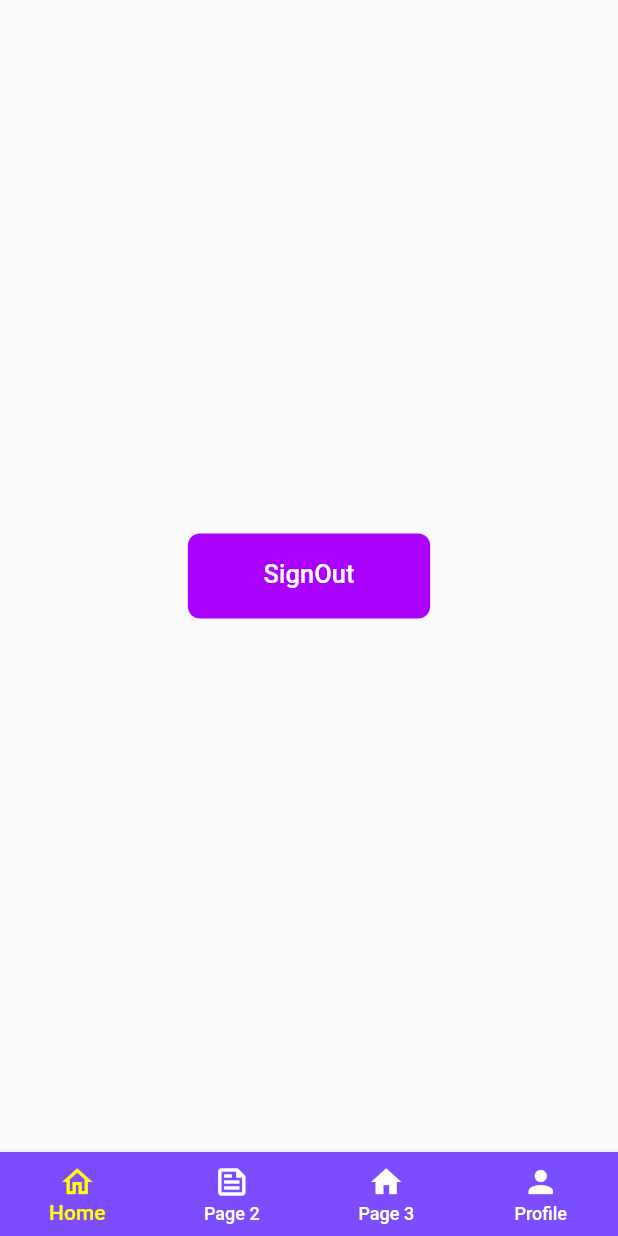
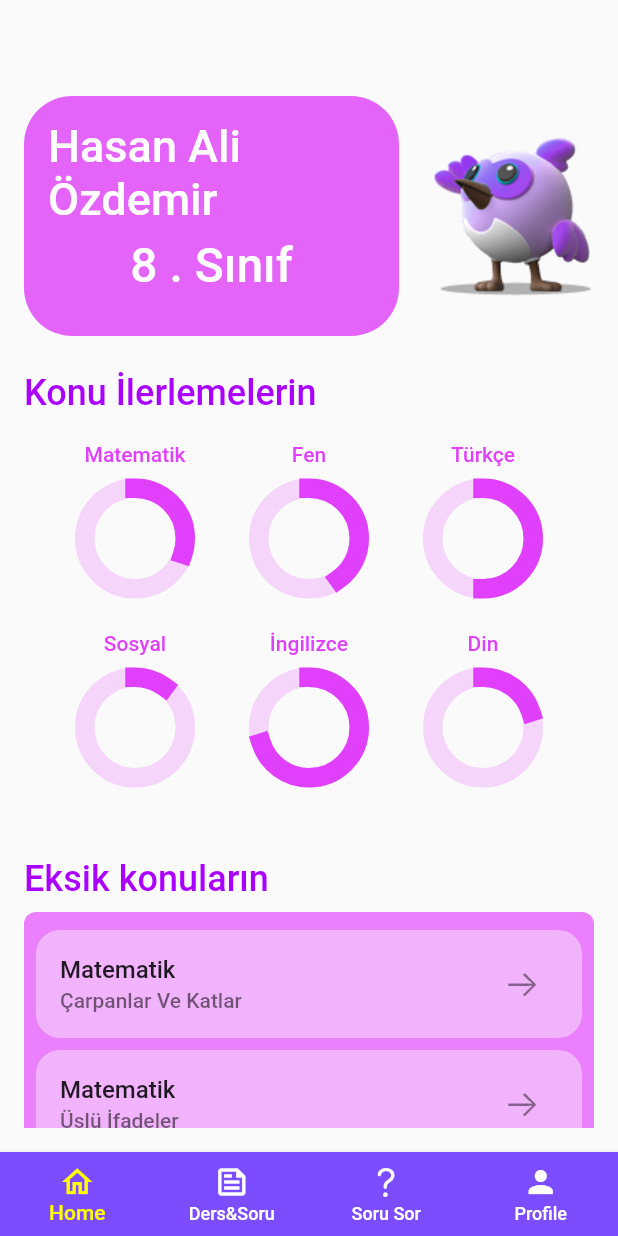
Before and after one commit to hasanaliozdemir/flutterHackhaton, a Flutter app: the ProfilePage screen opened directly, on a phone screen of 412 x 824 dp. Run offline on Flutter 3.47's test engine with Material 2 defaults, Android fonts, the phone set to English and light mode, and no system bars; drawn by our look-alikes of percent_indicator; our stand-ins replace cloud_firestore, email_validator, firebase_auth, firebase_core, get, google_fonts; accounts and stored records are empty; Roboto replaces fonts that are missing (SF Pro Text).

Commit message:
midnight update xd

```diff
--- a/flutter_app/lib/core/components/bottom_bar.dart
+++ b/flutter_app/lib/core/components/bottom_bar.dart
@@ -1,6 +1,9 @@
+import 'package:flutter/cupertino.dart';
 import 'package:flutter/material.dart';
 import 'package:flutter_app/view/homepage/homepage.dart';
+import 'package:flutter_app/view/lessonspage/lessons_page.dart';
 import 'package:flutter_app/view/profile/profile_page.dart';
+import 'package:flutter_app/view/questionsPage/questions_page.dart';
 import 'package:get/route_manager.dart';
 
 class CustomBottomBar extends StatelessWidget {
@@ -22,12 +25,12 @@ class CustomBottomBar extends StatelessWidget {
           icon: Icon(Icons.home_outlined)
         ),
         BottomNavigationBarItem(
-          label: "Page 2",
+          label: "Ders&Soru",
           icon: Icon(Icons.feed_outlined)
         ),
         BottomNavigationBarItem(
-          label: "Page 3",
-          icon: Icon(Icons.home)
+          label: "Soru Sor",
+          icon: Icon(CupertinoIcons.question)
         ),
         BottomNavigationBarItem(
           label: "Profile",
@@ -40,10 +43,10 @@ class CustomBottomBar extends StatelessWidget {
                 Get.off(()=>HomePage(),fullscreenDialog: true);
                 break;
               case 1:
-                Get.to(()=>HomePage(),fullscreenDialog: true);
+                Get.to(()=>LessonAndQuestionPage(),fullscreenDialog: true);
                 break;
               case 2:
-                Get.to(()=>HomePage(),fullscreenDialog: true);
+                Get.to(()=>QuestionsPage(),fullscreenDialog: true);
                 break;
               case 3:
                 Get.to(()=>ProfilePage(),fullscreenDialog: true);
--- a/flutter_app/lib/main.dart
+++ b/flutter_app/lib/main.dart
@@ -31,6 +31,7 @@ class MyApp extends StatelessWidget {
   @override
   Widget build(BuildContext context) {
     return GetMaterialApp(
+      debugShowCheckedModeBanner: false,
       title: 'Flutter Demo',
       theme: ThemeData(
         fontFamily: "Roboto",
--- /dev/null
+++ b/flutter_app/lib/models/categor.dart
@@ -0,0 +1,6 @@
+class Category {
+  final String name;
+  final double percent;
+
+  Category(this.name, this.percent);
+}
--- /dev/null
+++ b/flutter_app/lib/view/profile/categorysTest.dart
@@ -0,0 +1,10 @@
+import 'package:flutter_app/models/categor.dart';
+
+List<Category> testCategories = [
+  Category("Matematik", 0.3),
+  Category("Fen", 0.4),
+  Category("Türkçe", 0.5),
+  Category("Sosyal", 0.1),
+  Category("İngilizce", 0.7),
+  Category("Din", 0.2),
+];
--- /dev/null
+++ b/flutter_app/lib/view/profile/missing_lessons_widget.dart
@@ -0,0 +1,66 @@
+import 'package:firebase_auth/firebase_auth.dart';
+import 'package:flutter/cupertino.dart';
+import 'package:flutter/material.dart';
+import 'package:flutter_app/view/profile/missinglessons.dart';
+import 'package:get/route_manager.dart';
+
+import '../../core/colors.dart';
+import '../../core/components/butonMini.dart';
+import '../../services/wrapper.dart';
+
+class MissingLessonsWidget extends StatelessWidget {
+  const MissingLessonsWidget({
+    Key? key,
+  }) : super(key: key);
+
+  @override
+  Widget build(BuildContext context) {
+    return Container(
+      height: 200,
+      decoration: BoxDecoration(
+        borderRadius: BorderRadius.circular(8),
+        color: blue100
+      ),
+      child: Padding(
+        padding: const EdgeInsets.all(8),
+        child: MediaQuery.removePadding(
+          context: context,
+          removeTop: true,
+          child: ListView.builder(
+            itemCount: 3,
+            itemBuilder: (context,index){
+              return Padding(
+                padding: const EdgeInsets.symmetric(vertical:4.0),
+                child: Container(
+                  decoration: BoxDecoration(
+                    borderRadius: BorderRadius.circular(16),
+                    color: white.withOpacity(0.4)
+                  ),
+                  child: ListTile(
+                    title: Text(testLessons[index].category),
+                    subtitle: Text(testLessons[index].subTopic),
+                    trailing: IconButton(
+                      icon: const Icon(CupertinoIcons.arrow_right),
+                      onPressed: (){
+                        print(testLessons[index].lessonUrl);
+                      },
+                    )
+                  ),
+                ),
+              );
+            },
+          ),
+        )
+      ),
+    );
+  }
+}
+
+buildSignOut(){
+  return Center(
+        child: ButtonMini.active(text: "SignOut", onPressed: (){
+          FirebaseAuth.instance.signOut();
+          Get.to(()=>Wrapper(),fullscreenDialog: true);
+        }),
+      );
+}
--- /dev/null
+++ b/flutter_app/lib/view/profile/missinglessons.dart
@@ -0,0 +1,29 @@
+import 'package:flutter_app/models/lesson.dart';
+import 'package:flutter_app/view/profile/dersicerik.dart';
+
+List<Lesson> testLessons = [
+  Lesson(
+    "Matematik",
+    mat8[0],
+    "https://www.youtube.com/watch?v=R6okPWdOvYs",
+    false
+    ),
+    Lesson(
+    "Matematik",
+    mat8[1],
+    "https://www.youtube.com/watch?v=R6okPWdOvYs",
+    false
+    ),
+    Lesson(
+    "Matematik",
+    mat8[2],
+    "https://www.youtube.com/watch?v=R6okPWdOvYs",
+    false
+    ),
+    Lesson(
+    "Matematik",
+    mat8[3],
+    "https://www.youtube.com/watch?v=R6okPWdOvYs",
+    false
+    ),
+];
--- a/flutter_app/lib/view/profile/profile_page.dart
+++ b/flutter_app/lib/view/profile/profile_page.dart
@@ -1,9 +1,16 @@
 import 'package:firebase_auth/firebase_auth.dart';
+import 'package:flutter/cupertino.dart';
 import 'package:flutter/material.dart';
+import 'package:flutter_app/core/colors.dart';
 import 'package:flutter_app/core/components/bottom_bar.dart';
 import 'package:flutter_app/core/components/butonMini.dart';
 import 'package:flutter_app/services/wrapper.dart';
+import 'package:flutter_app/view/profile/categorysTest.dart';
+import 'package:flutter_app/view/profile/missinglessons.dart';
 import 'package:get/route_manager.dart';
+import 'package:percent_indicator/circular_percent_indicator.dart';
+
+import 'missing_lessons_widget.dart';
 
 class ProfilePage extends StatefulWidget {
   ProfilePage({Key? key}) : super(key: key);
@@ -13,16 +20,132 @@ class ProfilePage extends StatefulWidget {
 }
 
 class _ProfilePageState extends State<ProfilePage> {
+  String name = "Hasan Ali Özdemir";
+  String info = "8 . Sınıf";
   @override
   Widget build(BuildContext context) {
     return Scaffold(
-      bottomNavigationBar: CustomBottomBar(index: 3),
-      body: Center(
-        child: ButtonMini.active(text: "SignOut", onPressed: (){
-          FirebaseAuth.instance.signOut();
-          Get.to(()=>Wrapper(),fullscreenDialog: true);
-        }),
-      ),
+      bottomNavigationBar: const CustomBottomBar(index: 3),
+      body: Padding(
+        padding: const EdgeInsets.all(16.0),
+        child: SingleChildScrollView(
+          child: Column(
+            children: [
+              const SizedBox(height: 48,),
+              Container(
+                height: 160,
+
+                child: Row(
+                  children: [
+                    Container(
+                      decoration: BoxDecoration(
+                        color: blue400.withOpacity(0.6),
+                        borderRadius: BorderRadius.circular(32)
+                      ),
+                      width: 250,
+                      child: Padding(
+                        padding: const EdgeInsets.all(16.0),
+                        child: Column(
+                          children: [
+                            Text(name,style: TextStyle(
+                              color: white,
+                              fontSize: 30
+                            ),),
+                            const SizedBox(height: 8,),
+                            Text(info,style: TextStyle(
+                              color: white,
+                              fontSize: 32
+                            ),),
+                            const SizedBox(height: 8,),
+                            Row(
+
+                            )
+                          ],
+                        ),
+                      ),
+                    ),
+                    const Spacer(),
+                    _buildDash(),
+                  ],
+                ),
+              ),
+              const SizedBox(height: 24,),
+              _buildStatistics(),
+              const SizedBox(height: 24,),
+              Align(alignment:Alignment.centerLeft ,child: Text("Eksik konuların",style: TextStyle(
+                color: blue500,
+                fontSize: 24
+              ),)),
+              const SizedBox(height: 8,),
+              const MissingLessonsWidget(),
+              const SizedBox(
+                height: 24,
+              ),
+              buildSignOut()
+            ],
+          ),
+        ),
+      )
+    );
+  }
+
+  Container _buildStatistics() {
+    return Container(
+              height: 300,
+
+              child: Column(
+                children: [
+                  Align(
+                    alignment: Alignment.centerLeft,
+                    child: Text("Konu İlerlemelerin",style: TextStyle(
+                      color: blue500,
+                      fontSize: 24
+                    ),)),
+                  const SizedBox(height: 8,),
+                  Wrap(
+                    children: List.generate(6, (index) {
+                      return Padding(
+                        padding: const EdgeInsets.all(8.0),
+                        child: Container(
+                          height: 110,
+                          width: 100,
+
+                          child: CircularPercentIndicator(
+                            header: Padding(
+                              padding: const EdgeInsets.only(bottom:8.0),
+                              child: Text(testCategories[index].name,style: TextStyle(
+                                color: blue900
+                              ),),
+                            ),
+                            radius: 40,
+                            percent: testCategories[index].percent,
+                            animationDuration: 2000,
+                            lineWidth: 13,
+                            animation: true,
+                            progressColor: blue200,
+                            backgroundColor: blue200.withOpacity(0.2),
+                            circularStrokeCap: CircularStrokeCap.square,
+                          ),
+                        ),
+                      );
+                    }),
+                  )
+                ],
+              ),
+            );
+  }
+
+  Widget _buildDash() {
+    return Align(
+      alignment: Alignment.centerRight,
+      child: Container(
+                      decoration: const BoxDecoration(
+                        image: DecorationImage(
+                          image: AssetImage("assets/dash04-px.png"),
+                        )
+                      ),
+                      width: 108,
+                    ),
     );
   }
 }
--- a/flutter_app/pubspec.yaml
+++ b/flutter_app/pubspec.yaml
@@ -67,6 +67,9 @@ flutter:
   # To add assets to your application, add an assets section, like this:
   assets:
     - assets/pattern.png
+    - assets/dash.png
+    - assets/dash01.png
+    - assets/dash04-px.png
   #   - images/a_dot_ham.jpeg
 
   # An image asset can refer to one or more resolution-specific "variants", see
```
Also changed, not shown: flutter_app/lib/models/lesson.dart (added, +10 -0 lines), flutter_app/lib/view/lessonspage/chose_lesson_or_test_card.dart (added, +48 -0 lines), flutter_app/lib/view/lessonspage/lessonCard.dart (added, +67 -0 lines), flutter_app/lib/view/lessonspage/lessons_page.dart (added, +35 -0 lines), flutter_app/lib/view/profile/dersicerik.dart (added, +18 -0 lines), flutter_app/lib/view/questionsPage/questions_page.dart (added, +111 -0 lines), flutter_app/lib/view/questionsPage/testQuestionsData.dart (added, +40 -0 lines), flutter_app/assets/dash.png (added), flutter_app/assets/dash01.png (added), flutter_app/assets/dash04-px.png (added).
